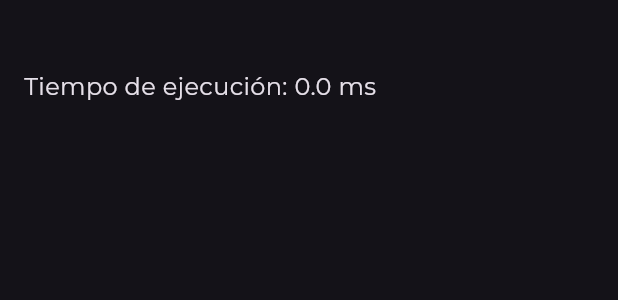
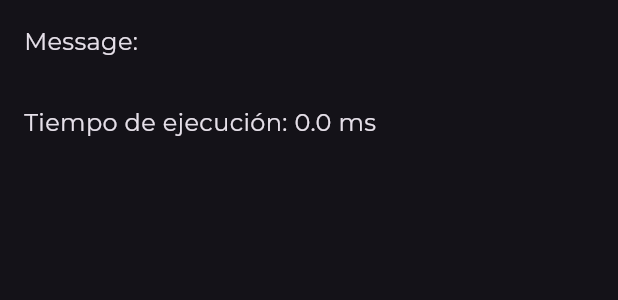
Before and after one commit to AaronCS25/rdbms, a Flutter app: the MessageView widget shown alone on an empty page, opened directly with empty values, on a phone screen of 412 x 824 dp. Shown: the top 300 px of the screen. Run offline on Flutter 3.47's test engine with Material 2 defaults, Android fonts, the light colour scheme and no system bars; our stand-ins replace animate_do, dio, go_router, google_fonts.

Commit message:
Message view modified

```diff
--- a/lib/src/screens/home/query_screen.dart
+++ b/lib/src/screens/home/query_screen.dart
@@ -54,6 +54,15 @@ class _QueryScreenState extends State<QueryScreen> {
 
   bool isTableRefreshed = true;
 
+  // String messageFormated = '';
+
+  String formatSQLQueries() {
+    final lines = queryController.text.split('\n');
+    final value =
+        lines.where((line) => !line.trimLeft().startsWith('--')).join('\n');
+    return value;
+  }
+
   @override
   void initState() {
     super.initState();
@@ -78,7 +87,7 @@ class _QueryScreenState extends State<QueryScreen> {
               : const Text("No data");
         } else if (selectedTab == 1) {
           selectedView = MessageView(
-              message: queryController.text, timeToExecute: timeToExecute);
+              message: formatSQLQueries(), timeToExecute: timeToExecute);
         } else if (selectedTab == 2) {
           selectedView = const Text("Notifications");
         }
@@ -371,16 +380,15 @@ class MessageView extends StatelessWidget {
 
   @override
   Widget build(BuildContext context) {
-    return Padding(
+    return SingleChildScrollView(
+      child: Padding(
         padding: const EdgeInsets.all(16.0),
         child: Column(
           crossAxisAlignment: CrossAxisAlignment.start,
           children: [
             Align(
               alignment: Alignment.topLeft,
-            child: Text(
-              message,
-            ),
+              child: Text('Message: \n $message'),
             ),
             const SizedBox(height: 8),
             Text(
@@ -388,6 +396,7 @@ class MessageView extends StatelessWidget {
             ),
           ],
         ),
+      ),
     );
   }
 }
```
Lines whose indentation alone changed are shown as unchanged.
